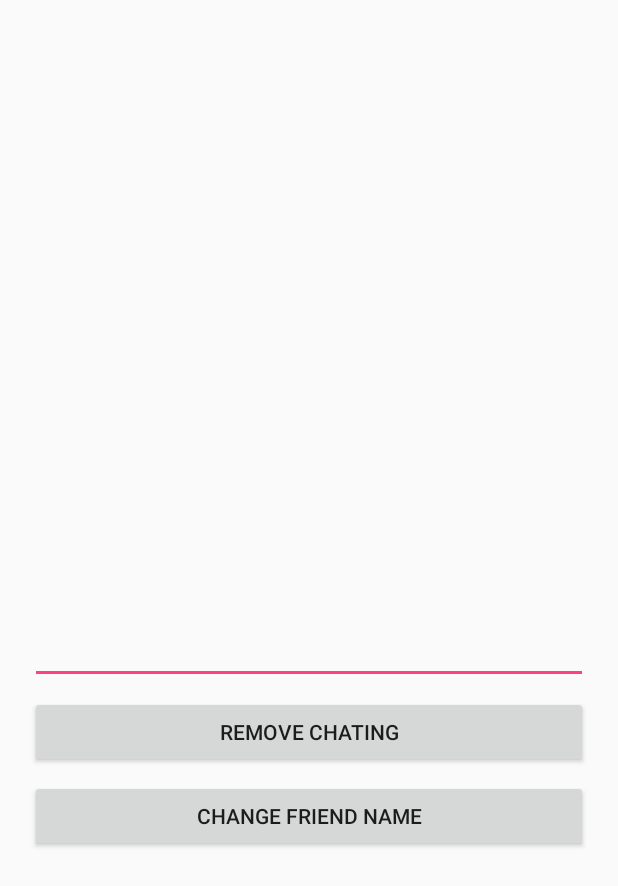
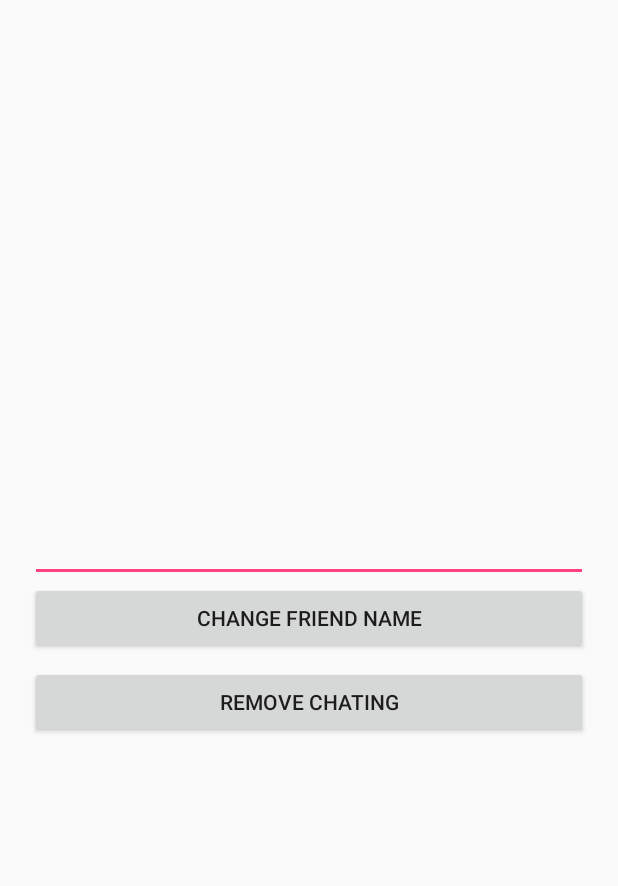
Before and after one commit to devstita/aMessage, an Android app: the ChatSettingActivity screen opened directly, with no data from a screen before it, on a phone screen of 412 x 824 dp. Shown: the top 886 px of the screen. Run offline under Robolectric (Android 15) with nearby library versions, the phone set to English and light mode, and no system bars; our stand-ins replace Firebase (no records; nobody signed in at launch, a user with empty details on screens opened directly); 3 statements that could not run were skipped.

```diff
--- a/app/build.gradle
+++ b/app/build.gradle
@@ -33,10 +33,9 @@ dependencies {
     api 'com.google.firebase:firebase-core:16.0.0' // Google Firebase Core
     implementation 'com.google.firebase:firebase-auth:16.0.1' // Google Firebase Auth
     implementation 'com.firebaseui:firebase-ui-auth:4.0.0' // Google Firebase Auth UI
-    // api 'com.google.firebase:firebase-firestore:15.0.0' // Google Firebase Cloud Firestore
-    implementation 'com.google.firebase:firebase-database:16.0.1'
-    // Google Firebase Realtime Database
+    implementation 'com.google.firebase:firebase-database:16.0.1' // Google Firebase Realtime Database
     api 'gun0912.ted:tedpermission:2.0.0' // TedPermission
+    api 'com.baoyz.swipemenulistview:library:1.3.0' // ListView Swipe Menu
 }
 
 apply plugin: 'com.google.gms.google-services'
--- a/app/src/main/java/kr/devta/amessage/ChatActivity.java
+++ b/app/src/main/java/kr/devta/amessage/ChatActivity.java
@@ -78,9 +78,6 @@ public class ChatActivity extends AppCompatActivity {
 
                 ChatInfo chatInfo = new ChatInfo(message);
 
-//                if (message.toUpperCase().contains("SMS")) Manager.sendWithSMS(friendInfo, chatInfo);
-//                else if (message.toUpperCase().contains("NETWORK")) Manager.sendWithNetwork(friendInfo, chatInfo);
-//                else Manager.send(friendInfo, chatInfo);
                 Manager.send(friendInfo, chatInfo);
 
                 adapter.addItem(chatInfo).refresh();
--- a/app/src/main/java/kr/devta/amessage/ChatListViewAdapter.java
+++ b/app/src/main/java/kr/devta/amessage/ChatListViewAdapter.java
@@ -25,7 +25,7 @@ public class ChatListViewAdapter extends BaseAdapter {
     }
 
     @Override
-    public Object getItem(int position) {
+    public FriendInfo getItem(int position) {
         return items.get(position);
     }
 
--- a/app/src/main/res/layout/activity_chat.xml
+++ b/app/src/main/res/layout/activity_chat.xml
@@ -18,7 +18,9 @@
         app:layout_constraintStart_toStartOf="parent"
         app:layout_constraintTop_toTopOf="parent"
         app:subtitle=" - Friend Phone Number"
-        app:title="FriendName" />
+        app:subtitleTextColor="#FFF"
+        app:title="FriendName"
+        app:titleTextColor="#FFF" />
 
     <ListView
         android:id="@+id/chat_ChatingListView"
--- a/app/src/main/res/layout/activity_chat_setting.xml
+++ b/app/src/main/res/layout/activity_chat_setting.xml
@@ -10,7 +10,6 @@
         android:id="@+id/chatSetting_ChangeFriendNameEditText"
         android:layout_width="0dp"
         android:layout_height="wrap_content"
-        android:layout_marginBottom="8dp"
         android:layout_marginEnd="20dp"
         android:layout_marginLeft="20dp"
         android:layout_marginRight="20dp"
@@ -18,7 +17,7 @@
         android:ems="10"
         android:hint="Friend Name"
         android:inputType="text"
-        app:layout_constraintBottom_toTopOf="@+id/chatSetting_RemoveChatingButton"
+        app:layout_constraintBottom_toTopOf="@+id/chatSetting_ChangeFriendNameButton"
         app:layout_constraintEnd_toEndOf="parent"
         app:layout_constraintStart_toStartOf="parent" />
 
@@ -26,23 +25,22 @@
         android:id="@+id/chatSetting_RemoveChatingButton"
         android:layout_width="0dp"
         android:layout_height="wrap_content"
-        android:layout_marginBottom="8dp"
         android:layout_marginTop="8dp"
         android:text="Remove Chating"
-        app:layout_constraintBottom_toBottomOf="parent"
         app:layout_constraintEnd_toEndOf="@+id/chatSetting_ChangeFriendNameEditText"
         app:layout_constraintStart_toStartOf="@+id/chatSetting_ChangeFriendNameEditText"
-        app:layout_constraintTop_toTopOf="parent"
-        app:layout_constraintVertical_bias="0.6" />
+        app:layout_constraintTop_toBottomOf="@+id/chatSetting_ChangeFriendNameButton" />
 
     <Button
         android:id="@+id/chatSetting_ChangeFriendNameButton"
         android:layout_width="0dp"
         android:layout_height="wrap_content"
+        android:layout_marginBottom="8dp"
         android:layout_marginTop="8dp"
         android:text="Change Friend Name"
+        app:layout_constraintBottom_toBottomOf="parent"
         app:layout_constraintEnd_toEndOf="@+id/chatSetting_ChangeFriendNameEditText"
         app:layout_constraintStart_toStartOf="@+id/chatSetting_ChangeFriendNameEditText"
-        app:layout_constraintTop_toBottomOf="@+id/chatSetting_RemoveChatingButton" />
+        app:layout_constraintTop_toTopOf="parent" />
 
 </android.support.constraint.ConstraintLayout>
```
Also changed, not shown: app/src/main/java/kr/devta/amessage/MainActivity.java (+24 -1 lines), app/src/main/java/kr/devta/amessage/Manager.java (+6 -3 lines), 1 other file.
